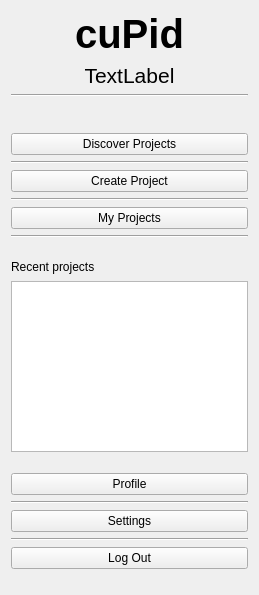
This is sidebarwidget.ui in zcharli/carleton-student-project-partner-finder as Qt 5 draws it before an edit. The edited form follows.
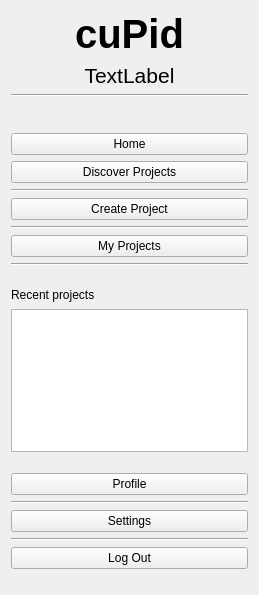
This is the edited form.

Commit message: added home widget, linked all the buttons in cupidwindow - added a home button to the sidebar

Patch:
```diff
--- a/sidebarwidget.ui
+++ b/sidebarwidget.ui
@@ -97,6 +97,13 @@
        </property>
       </spacer>
      </item>
+     <item>
+      <widget class="QPushButton" name="btnHome">
+       <property name="text">
+        <string>Home</string>
+       </property>
+      </widget>
+     </item>
      <item>
       <widget class="QPushButton" name="btnDiscoverProjects">
        <property name="text">
```
The commit also changes 10 other files.
